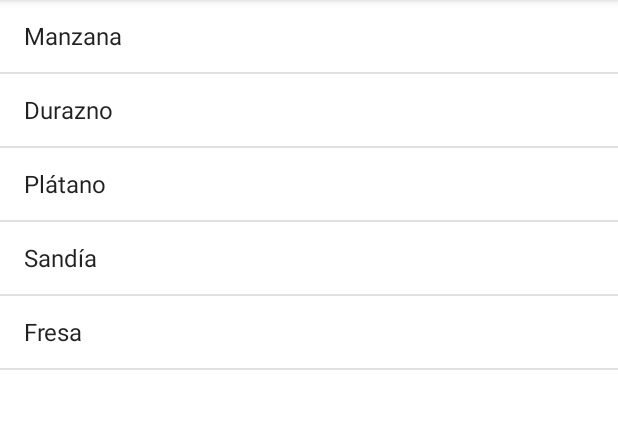
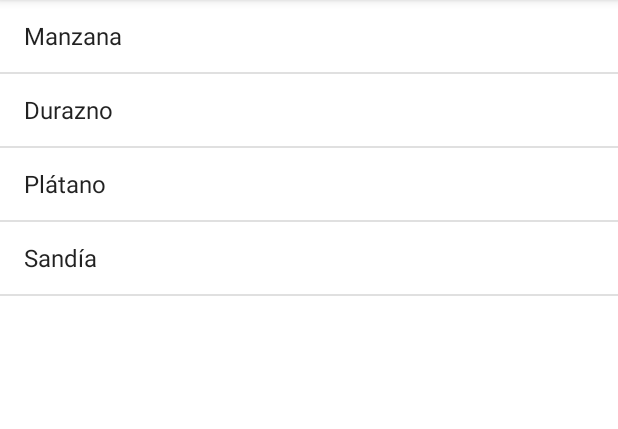
Before and after one commit to marlasantos24/EjemploListView, an Android app: the screen it shows after launch (MainActivity), on a phone screen of 412 x 824 dp, the part 84-513 px from its top. Run offline under Robolectric (Android 15) with nearby library versions, the phone set to English and light mode, and no system bars.

Commit message:
ListView_AdaptadorSimple

```diff
--- a/app/src/main/java/com/example/ejemplolistview/MainActivity.kt
+++ b/app/src/main/java/com/example/ejemplolistview/MainActivity.kt
@@ -17,7 +17,7 @@ class MainActivity : AppCompatActivity() {
         frutas.add("Durazno")
         frutas.add("Plátano")
         frutas.add("Sandía")
-        frutas.add("Fresa")
+
 
         val lista = findViewById<ListView>(R.id.lista)
         val adaptador = ArrayAdapter<String>(this, android.R.layout.simple_list_item_1, frutas)
```
